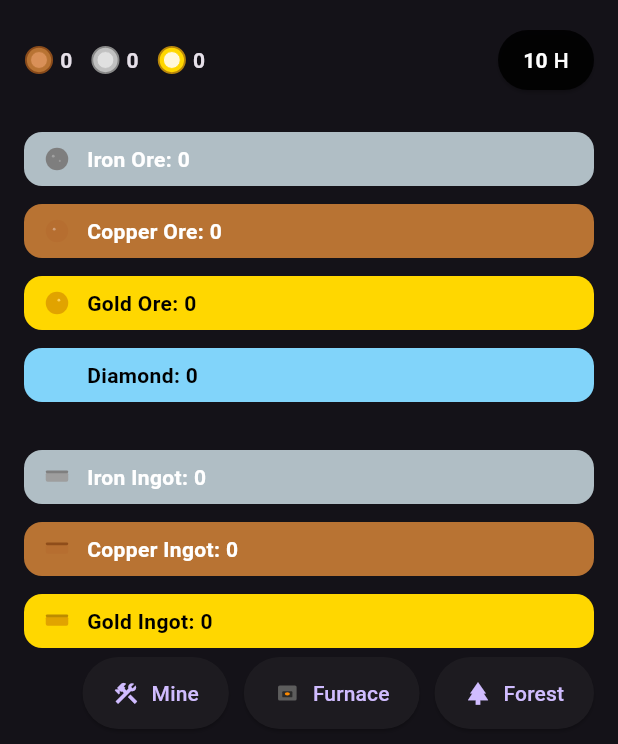
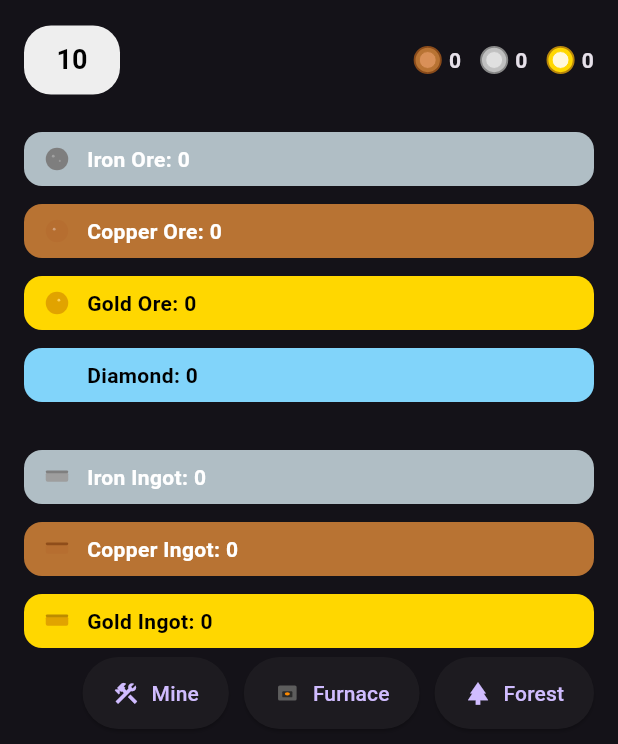
Before and after one commit to tsingh796/hammerfell, a Flutter app: the screen it shows after launch, on a phone screen of 412 x 824 dp. Shown: the top 744 px of the screen. Run offline on Flutter 3.47's test engine with Material 3 defaults, Android fonts, the phone set to English and light mode, and no system bars; our stand-ins replace flutter_svg, shared_preferences, yaml.

Commit message:
hammerfells to the left of coins

```diff
--- a/lib/main.dart
+++ b/lib/main.dart
@@ -631,8 +631,25 @@ class _HomePageState extends State<HomePage> {
             // Top: Hammerfells and coins row
             Row(
               mainAxisAlignment: MainAxisAlignment.spaceBetween,
+              crossAxisAlignment: CrossAxisAlignment.center,
               children: [
-                // Coins
+                // Hammerfells button with value (left)
+                ConstrainedBox(
+                  constraints: const BoxConstraints(maxWidth: 90),
+                  child: ElevatedButton(
+                    key: _hammerButtonKey,
+                    onPressed: _showAddHammerfellsPopup,
+                    style: ElevatedButton.styleFrom(
+                      backgroundColor: Colors.grey.shade200,
+                      foregroundColor: Colors.black,
+                      elevation: 0,
+                      padding: const EdgeInsets.symmetric(horizontal: 18, vertical: 10),
+                      shape: RoundedRectangleBorder(borderRadius: BorderRadius.circular(18)),
+                    ),
+                    child: Text('$hammerfells', style: const TextStyle(fontWeight: FontWeight.bold, fontSize: 18)),
+                  ),
+                ),
+                // Coins (right)
                 Row(
                   children: [
                     coinIcon('assets/images/copper_coin.svg'),
@@ -647,27 +664,6 @@ class _HomePageState extends State<HomePage> {
                     const SizedBox(width: 4),
                     Text('$goldCoins', style: const TextStyle(fontWeight: FontWeight.bold)),
                   ],
-                ),
-                // Hammerfells button with value
-                ConstrainedBox(
-                  constraints: const BoxConstraints(maxWidth: 72),
-                  child: ElevatedButton(
-                    key: _hammerButtonKey,
-                    onPressed: _showAddHammerfellsPopup,
-                    style: ElevatedButton.styleFrom(
-                      backgroundColor: Colors.black87,
-                      foregroundColor: Colors.white,
-                      padding: const EdgeInsets.symmetric(horizontal: 12, vertical: 8),
-                    ),
-                    child: Row(
-                      mainAxisSize: MainAxisSize.min,
-                      children: [
-                        Text('$hammerfells', style: const TextStyle(fontWeight: FontWeight.bold)),
-                        const SizedBox(width: 4),
-                        const Text('H'),
-                      ],
-                    ),
-                  ),
                 ),
               ],
             ),
```
